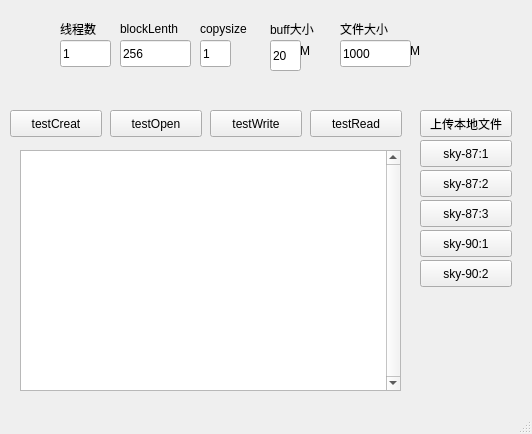
Above: mainwindow.ui from 3642214/sdfs_client_qt_demo before the change. Below: the same form after it.
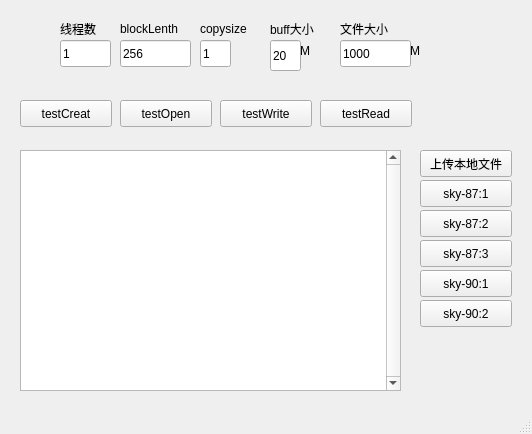
That is the form after the change.

What changed in the file:
```diff
--- a/mainwindow.ui
+++ b/mainwindow.ui
@@ -2,6 +2,9 @@
 <ui version="4.0">
  <class>MainWindow</class>
  <widget class="QMainWindow" name="MainWindow">
+  <property name="enabled">
+   <bool>true</bool>
+  </property>
   <property name="geometry">
    <rect>
     <x>0</x>
@@ -66,19 +69,6 @@
      <string>1000</string>
     </property>
    </widget>
-   <widget class="QPushButton" name="CreatButton">
-    <property name="geometry">
-     <rect>
-      <x>10</x>
-      <y>110</y>
-      <width>92</width>
-      <height>27</height>
-     </rect>
-    </property>
-    <property name="text">
-     <string>testCreat</string>
-    </property>
-   </widget>
    <widget class="QLabel" name="label_3">
     <property name="geometry">
      <rect>
@@ -131,19 +121,6 @@
      <string>buff大小</string>
     </property>
    </widget>
-   <widget class="QPushButton" name="writeButton">
-    <property name="geometry">
-     <rect>
-      <x>210</x>
-      <y>110</y>
-      <width>92</width>
-      <height>27</height>
-     </rect>
-    </property>
-    <property name="text">
-     <string>testWrite</string>
-    </property>
-   </widget>
    <widget class="QLabel" name="label_6">
     <property name="geometry">
      <rect>
@@ -196,58 +173,6 @@
      <string>M</string>
     </property>
    </widget>
-   <widget class="QPushButton" name="openButton">
-    <property name="geometry">
-     <rect>
-      <x>110</x>
-      <y>110</y>
-      <width>92</width>
-      <height>27</height>
-     </rect>
-    </property>
-    <property name="text">
-     <string>testOpen</string>
-    </property>
-   </widget>
-   <widget class="QPushButton" name="upLocalFile">
-    <property name="geometry">
-     <rect>
-      <x>420</x>
-      <y>110</y>
-      <width>92</width>
-      <height>27</height>
-     </rect>
-    </property>
-    <property name="text">
-     <string>上传本地文件</string>
-    </property>
-   </widget>
-   <widget class="QPushButton" name="readButton">
-    <property name="geometry">
-     <rect>
-      <x>310</x>
-      <y>110</y>
-      <width>92</width>
-      <height>27</height>
-     </rect>
-    </property>
-    <property name="text">
-     <string>testRead</string>
-    </property>
-   </widget>
-   <widget class="QPushButton" name="test_87_1">
-    <property name="geometry">
-     <rect>
-      <x>420</x>
-      <y>140</y>
-      <width>92</width>
-      <height>27</height>
-     </rect>
-    </property>
-    <property name="text">
-     <string>sky-87:1</string>
-    </property>
-   </widget>
    <widget class="QTextEdit" name="textEdit">
     <property name="geometry">
      <rect>
@@ -261,57 +186,161 @@
      <enum>Qt::ScrollBarAlwaysOn</enum>
     </property>
    </widget>
-   <widget class="QPushButton" name="test_87_2">
+   <widget class="QWidget" name="widget" native="true">
     <property name="geometry">
      <rect>
-      <x>420</x>
-      <y>170</y>
-      <width>92</width>
-      <height>27</height>
+      <x>410</x>
+      <y>140</y>
+      <width>111</width>
+      <height>201</height>
      </rect>
     </property>
-    <property name="text">
-     <string>sky-87:2</string>
-    </property>
+    <widget class="QPushButton" name="upLocalFile">
+     <property name="geometry">
+      <rect>
+       <x>10</x>
+       <y>10</y>
+       <width>92</width>
+       <height>27</height>
+      </rect>
+     </property>
+     <property name="text">
+      <string>上传本地文件</string>
+     </property>
+    </widget>
+    <widget class="QPushButton" name="test_87_1">
+     <property name="geometry">
+      <rect>
+       <x>10</x>
+       <y>40</y>
+       <width>92</width>
+       <height>27</height>
+      </rect>
+     </property>
+     <property name="text">
+      <string>sky-87:1</string>
+     </property>
+    </widget>
+    <widget class="QPushButton" name="test_90_1">
+     <property name="geometry">
+      <rect>
+       <x>10</x>
+       <y>130</y>
+       <width>92</width>
+       <height>27</height>
+      </rect>
+     </property>
+     <property name="text">
+      <string>sky-90:1</string>
+     </property>
+    </widget>
+    <widget class="QPushButton" name="test_87_2">
+     <property name="geometry">
+      <rect>
+       <x>10</x>
+       <y>70</y>
+       <width>92</width>
+       <height>27</height>
+      </rect>
+     </property>
+     <property name="text">
+      <string>sky-87:2</string>
+     </property>
+    </widget>
+    <widget class="QPushButton" name="test_87_3">
+     <property name="geometry">
+      <rect>
+       <x>10</x>
+       <y>100</y>
+       <width>92</width>
+       <height>27</height>
+      </rect>
+     </property>
+     <property name="text">
+      <string>sky-87:3</string>
+     </property>
+    </widget>
+    <widget class="QPushButton" name="test_90_2">
+     <property name="geometry">
+      <rect>
+       <x>10</x>
+       <y>160</y>
+       <width>92</width>
+       <height>27</height>
+      </rect>
+     </property>
+     <property name="text">
+      <string>sky-90:2</string>
+     </property>
+    </widget>
    </widget>
-   <widget class="QPushButton" name="test_87_3">
-    <property name="geometry">
-     <rect>
-      <x>420</x>
-      <y>200</y>
-      <width>92</width>
-      <height>27</height>
-     </rect>
+   <widget class="QWidget" name="widget_2" native="true">
+    <property name="enabled">
+     <bool>true</bool>
     </property>
-    <property name="text">
-     <string>sky-87:3</string>
-    </property>
-   </widget>
-   <widget class="QPushButton" name="test_90_1">
     <property name="geometry">
      <rect>
-      <x>420</x>
-      <y>230</y>
-      <width>92</width>
-      <height>27</height>
+      <x>10</x>
+      <y>90</y>
+      <width>411</width>
+      <height>41</height>
      </rect>
     </property>
-    <property name="text">
-     <string>sky-90:1</string>
-    </property>
-   </widget>
-   <widget class="QPushButton" name="test_90_2">
-    <property name="geometry">
-     <rect>
-      <x>420</x>
-      <y>260</y>
-      <width>92</width>
-      <height>27</height>
-     </rect>
-    </property>
-    <property name="text">
-     <string>sky-90:2</string>
-    </property>
+    <widget class="QPushButton" name="CreatButton">
+     <property name="geometry">
+      <rect>
+       <x>10</x>
+       <y>10</y>
+       <width>92</width>
+       <height>27</height>
+      </rect>
+     </property>
+     <property name="text">
+      <string>testCreat</string>
+     </property>
+    </widget>
+    <widget class="QPushButton" name="openButton">
+     <property name="geometry">
+      <rect>
+       <x>110</x>
+       <y>10</y>
+       <width>92</width>
+       <height>27</height>
+      </rect>
+     </property>
+     <property name="text">
+      <string>testOpen</string>
+     </property>
+    </widget>
+    <widget class="QPushButton" name="writeButton">
+     <property name="enabled">
+      <bool>true</bool>
+     </property>
+     <property name="geometry">
+      <rect>
+       <x>210</x>
+       <y>10</y>
+       <width>92</width>
+       <height>27</height>
+      </rect>
+     </property>
+     <property name="text">
+      <string>testWrite</string>
+     </property>
+    </widget>
+    <widget class="QPushButton" name="readButton">
+     <property name="geometry">
+      <rect>
+       <x>310</x>
+       <y>10</y>
+       <width>92</width>
+       <height>27</height>
+      </rect>
+     </property>
+     <property name="text">
+      <string>testRead</string>
+     </property>
+    </widget>
    </widget>
   </widget>
   <widget class="QStatusBar" name="statusBar"/>
```
